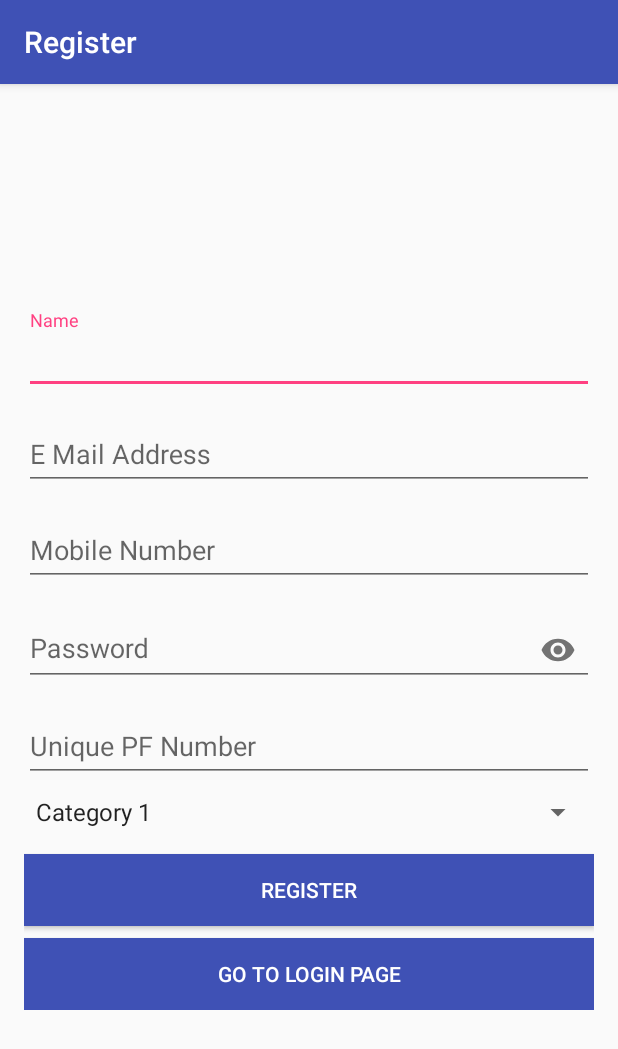
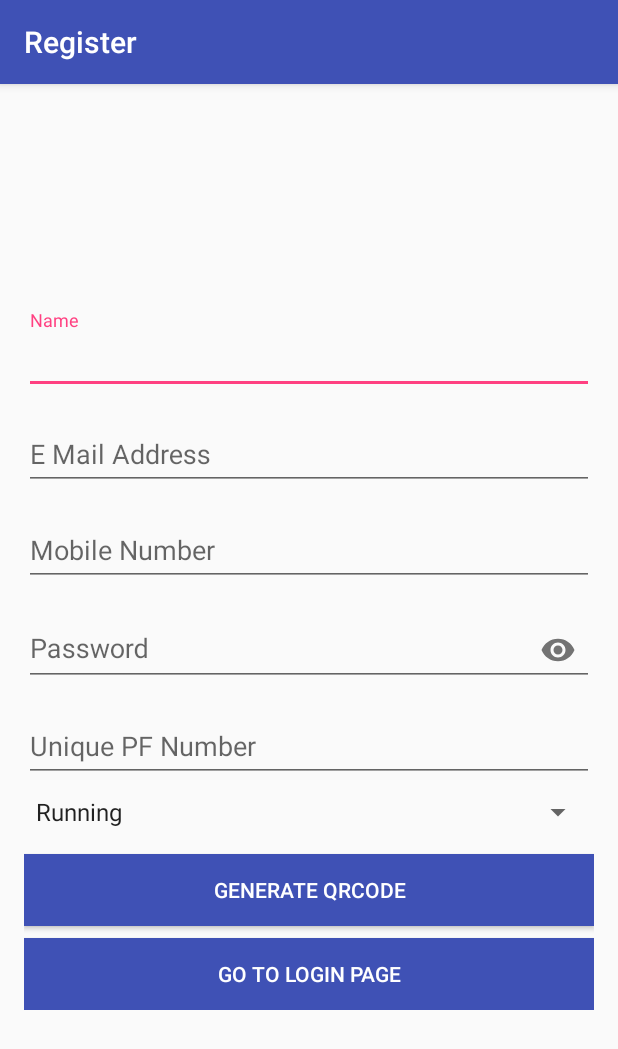
Before and after one commit to ATOMWR/ATOM, an Android app: the RegistrationActivity screen opened directly, with no data from a screen before it, on a phone screen of 412 x 824 dp. Shown: the top 1049 px of the screen. Run offline under Robolectric (Android 15) with nearby library versions, the phone set to English and light mode, and no system bars; libraries missing offline, so code that uses them is left out: net.glxn.qrgen.

Commit message:
QR code generation during registration and saving it to gallery for future reference

```diff
--- a/app/src/main/AndroidManifest.xml
+++ b/app/src/main/AndroidManifest.xml
@@ -1,6 +1,9 @@
 <?xml version="1.0" encoding="utf-8"?>
 <manifest xmlns:android="http://schemas.android.com/apk/res/android"
+
     package="com.example.akav.atom">
+    <uses-permission android:name="android.permission.WRITE_EXTERNAL_STORAGE" />
+    <uses-permission android:name="android.permission.READ_EXTERNAL_STORAGE" />
 
     <application
         android:allowBackup="true"
--- a/app/src/main/res/layout/activity_registration.xml
+++ b/app/src/main/res/layout/activity_registration.xml
@@ -9,6 +9,7 @@
     android:padding="16dp"
     android:orientation="vertical"
     tools:context="com.example.akav.atom.RegistrationActivity">
+
 
 
     <LinearLayout
@@ -105,13 +106,13 @@
 
 
         <Button
-            android:id="@+id/register_button"
+            android:id="@+id/qrcodebutton"
             android:layout_width="match_parent"
             android:layout_height="wrap_content"
             android:layout_marginTop="8dp"
             android:layout_marginBottom="8dp"
             android:background="@color/colorPrimary"
-            android:text="Register"
+            android:text="Generate QRCode"
             android:textColor="#FFFFFF" />
 
         <Button
--- a/app/src/main/res/values/strings.xml
+++ b/app/src/main/res/values/strings.xml
@@ -19,11 +19,11 @@
     <!--List of category for Spinner-->
 
     <string-array name="category_array">
-        <item>Category 1</item>
-        <item>Category 2</item>
-        <item>Category 3</item>
-        <item>Category 4</item>
-        <item>Category 5</item>
+        <item>Running </item>
+        <item>Operating</item>
+        <item>Shift</item>
+        <item>Others</item>
+
     </string-array>
 
 </resources>
```
Also changed, not shown: app/src/main/java/com/example/akav/atom/RegistrationActivity.java (+97 -5 lines).
